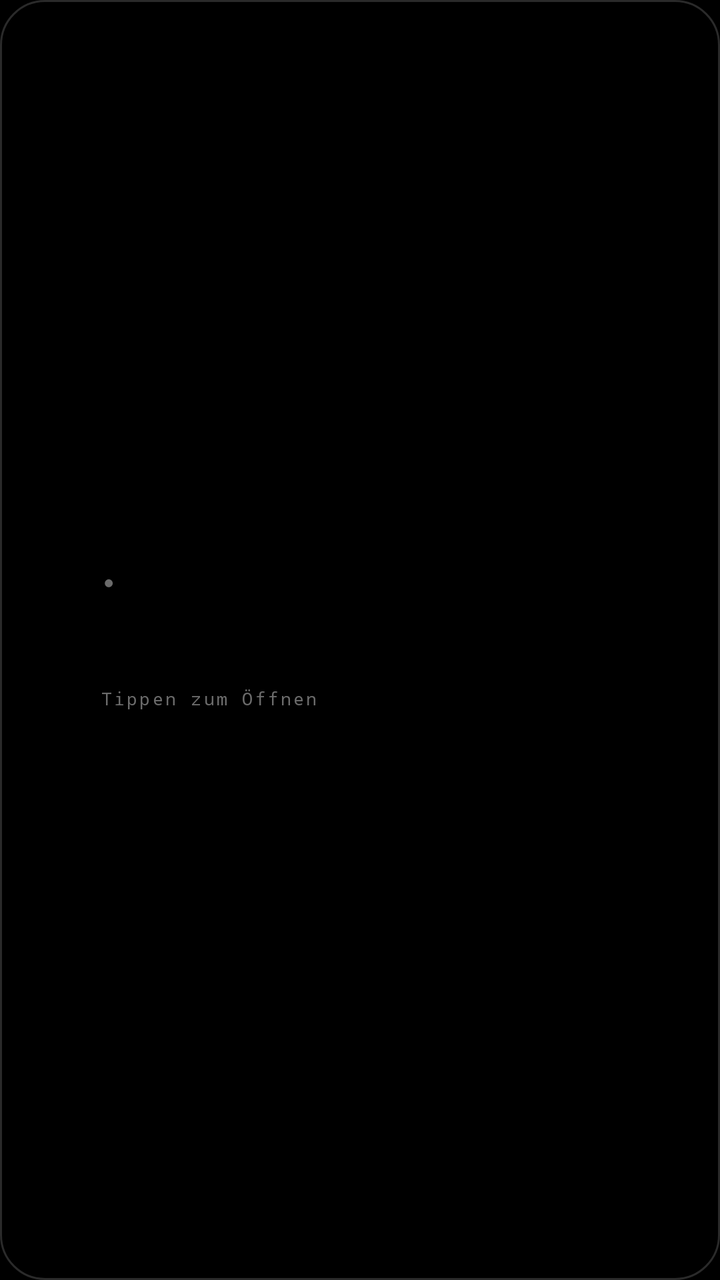
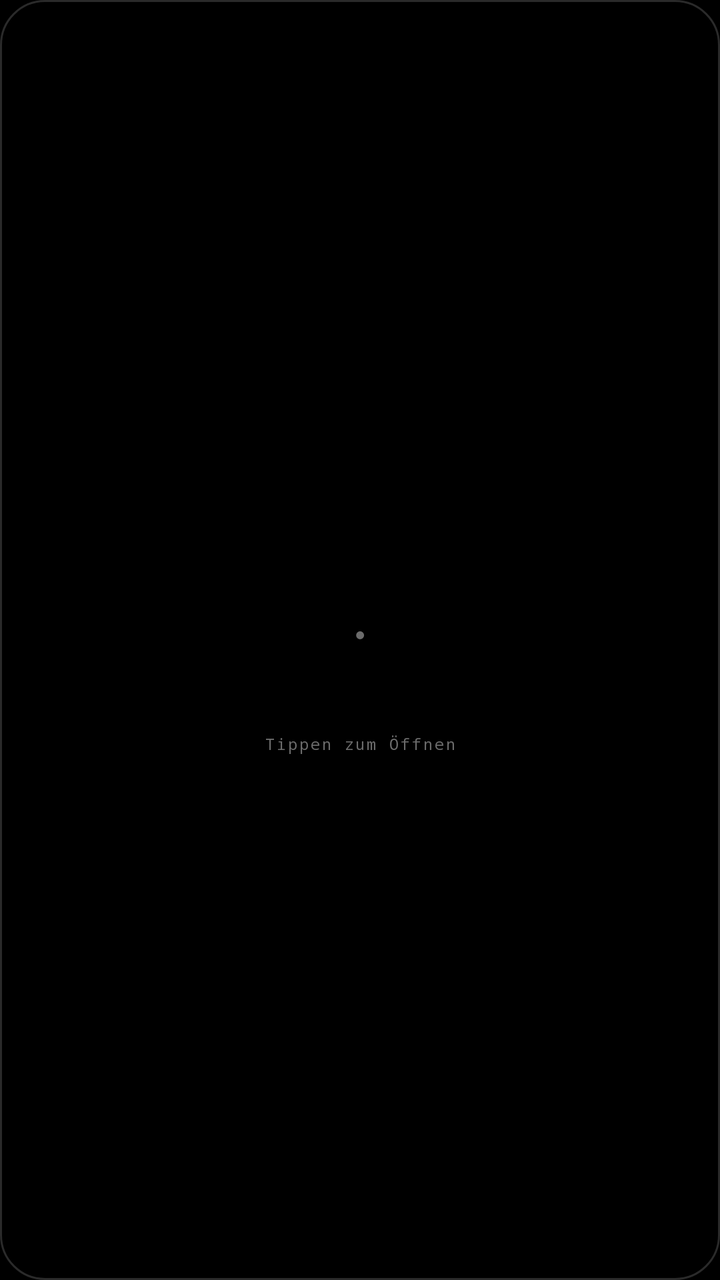

Two renders of the same Android screen: before a commit and after it. Below are the layout's source before the change and the commit's diff.
<!-- AndroidManifest.xml: application theme Theme.LinkWidget -->
<!-- res/layout/widget_link.xml -->
<?xml version="1.0" encoding="utf-8"?>
<LinearLayout xmlns:android="http://schemas.android.com/apk/res/android"
    android:id="@+id/widget_root"
    android:layout_width="match_parent"
    android:layout_height="match_parent"
    android:background="@drawable/widget_background"
    android:gravity="center_vertical"
    android:orientation="horizontal"
    android:padding="12dp">

    <ImageView
        android:id="@+id/widget_icon"
        android:layout_width="28dp"
        android:layout_height="28dp"
        android:layout_marginEnd="10dp"
        android:contentDescription="@string/widget_icon_desc"
        android:scaleType="fitCenter" />

    <LinearLayout
        android:layout_width="0dp"
        android:layout_height="wrap_content"
        android:layout_weight="1"
        android:orientation="vertical">

        <TextView
            android:id="@+id/widget_dot"
            android:layout_width="wrap_content"
            android:layout_height="wrap_content"
            android:layout_marginBottom="4dp"
            android:fontFamily="monospace"
            android:letterSpacing="0.35"
            android:text="●"
            android:textColor="@color/nothing_dim"
            android:textSize="9sp" />

        <TextView
            android:id="@+id/widget_title"
            android:layout_width="match_parent"
            android:layout_height="wrap_content"
            android:ellipsize="end"
            android:fontFamily="sans-serif-medium"
            android:letterSpacing="0.02"
            android:maxLines="2"
            android:textColor="@color/nothing_white"
            android:textSize="15sp" />

        <TextView
            android:id="@+id/widget_url"
            android:layout_width="match_parent"
            android:layout_height="wrap_content"
            android:layout_marginTop="2dp"
            android:ellipsize="middle"
            android:fontFamily="monospace"
            android:maxLines="1"
            android:textColor="@color/nothing_grey"
            android:textSize="10sp" />

        <TextView
            android:id="@+id/widget_hint"
            android:layout_width="match_parent"
            android:layout_height="wrap_content"
            android:layout_marginTop="6dp"
            android:fontFamily="monospace"
            android:letterSpacing="0.12"
            android:text="@string/widget_hint"
            android:textColor="@color/nothing_dim"
            android:textSize="9sp" />

    </LinearLayout>

</LinearLayout>
<!-- resources referenced by this layout -->
<resources>
  <color name="nothing_dim">#FF6B6B6B</color>
  <color name="nothing_grey">#FF9A9A9A</color>
  <color name="nothing_white">#FFFFFFFF</color>
  <!-- drawable widget_background (drawable) -->
  <?xml version="1.0" encoding="utf-8"?>
  <layer-list xmlns:android="http://schemas.android.com/apk/res/android">
  
      <item>
          <shape android:shape="rectangle">
              <solid android:color="@color/nothing_black" />
              <corners android:radius="22dp" />
              <stroke
                  android:width="1dp"
                  android:color="@color/nothing_outline" />
          </shape>
      </item>
  
  </layer-list>
  <string name="widget_hint">Tippen zum Öffnen</string>
  <string name="widget_icon_desc">Favicon der Website</string>
  <style name="Theme.LinkWidget" parent="Theme.AppCompat.DayNight.NoActionBar">
          <item name="android:windowBackground">@color/nothing_black</item>
          <item name="android:colorBackground">@color/nothing_black</item>
          <item name="android:textColorPrimary">@color/nothing_white</item>
          <item name="android:textColorSecondary">@color/nothing_grey</item>
          <item name="colorAccent">@color/nothing_accent</item>
          <item name="colorPrimary">@color/nothing_accent</item>
          <item name="android:statusBarColor">@color/nothing_black</item>
          <item name="android:navigationBarColor">@color/nothing_black</item>
          <item name="android:windowLightStatusBar">false</item>
      </style>
  <color name="nothing_black">#FF000000</color>
  <color name="nothing_outline">#FF2A2A2A</color>
  <color name="nothing_accent">#FFFFFFFF</color>
</resources>

<!-- the commit's change to res/layout/widget_link.xml (unified diff, before → after) -->
@@ -4,68 +4,63 @@
     android:layout_width="match_parent"
     android:layout_height="match_parent"
     android:background="@drawable/widget_background"
-    android:gravity="center_vertical"
-    android:orientation="horizontal"
+    android:gravity="center"
+    android:orientation="vertical"
     android:padding="12dp">
 
     <ImageView
         android:id="@+id/widget_icon"
-        android:layout_width="28dp"
-        android:layout_height="28dp"
-        android:layout_marginEnd="10dp"
+        android:layout_width="40dp"
+        android:layout_height="40dp"
         android:contentDescription="@string/widget_icon_desc"
         android:scaleType="fitCenter" />
 
-    <LinearLayout
-        android:layout_width="0dp"
+    <TextView
+        android:id="@+id/widget_dot"
+        android:layout_width="wrap_content"
         android:layout_height="wrap_content"
-        android:layout_weight="1"
-        android:orientation="vertical">
+        android:layout_marginTop="8dp"
+        android:fontFamily="monospace"
+        android:letterSpacing="0.35"
+        android:text="●"
+        android:textColor="@color/nothing_dim"
+        android:textSize="9sp" />
 
-        <TextView
-            android:id="@+id/widget_dot"
-            android:layout_width="wrap_content"
-            android:layout_height="wrap_content"
-            android:layout_marginBottom="4dp"
-            android:fontFamily="monospace"
-            android:letterSpacing="0.35"
-            android:text="●"
-            android:textColor="@color/nothing_dim"
-            android:textSize="9sp" />
+    <TextView
+        android:id="@+id/widget_title"
+        android:layout_width="match_parent"
+        android:layout_height="wrap_content"
+        android:layout_marginTop="4dp"
+        android:ellipsize="end"
+        android:fontFamily="sans-serif-medium"
+        android:gravity="center"
+        android:letterSpacing="0.01"
+        android:maxLines="2"
+        android:textColor="@color/nothing_white"
+        android:textSize="14sp" />
 
-        <TextView
-            android:id="@+id/widget_title"
-            android:layout_width="match_parent"
-            android:layout_height="wrap_content"
-            android:ellipsize="end"
-            android:fontFamily="sans-serif-medium"
-            android:letterSpacing="0.02"
-            android:maxLines="2"
-            android:textColor="@color/nothing_white"
-            android:textSize="15sp" />
+    <TextView
+        android:id="@+id/widget_url"
+        android:layout_width="match_parent"
+        android:layout_height="wrap_content"
+        android:layout_marginTop="2dp"
+        android:ellipsize="middle"
+        android:fontFamily="monospace"
+        android:gravity="center"
+        android:maxLines="1"
+        android:textColor="@color/nothing_grey"
+        android:textSize="9sp" />
 
-        <TextView
-            android:id="@+id/widget_url"
-            android:layout_width="match_parent"
-            android:layout_height="wrap_content"
-            android:layout_marginTop="2dp"
-            android:ellipsize="middle"
-            android:fontFamily="monospace"
-            android:maxLines="1"
-            android:textColor="@color/nothing_grey"
-            android:textSize="10sp" />
-
-        <TextView
-            android:id="@+id/widget_hint"
-            android:layout_width="match_parent"
-            android:layout_height="wrap_content"
-            android:layout_marginTop="6dp"
-            android:fontFamily="monospace"
-            android:letterSpacing="0.12"
-            android:text="@string/widget_hint"
-            android:textColor="@color/nothing_dim"
-            android:textSize="9sp" />
-
-    </LinearLayout>
+    <TextView
+        android:id="@+id/widget_hint"
+        android:layout_width="match_parent"
+        android:layout_height="wrap_content"
+        android:layout_marginTop="6dp"
+        android:fontFamily="monospace"
+        android:gravity="center"
+        android:letterSpacing="0.12"
+        android:text="@string/widget_hint"
+        android:textColor="@color/nothing_dim"
+        android:textSize="8sp" />
 
 </LinearLayout>
